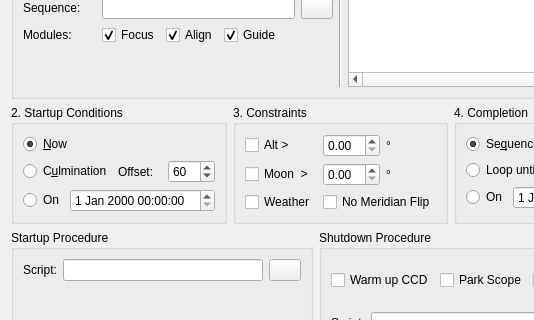
Qt form kstars/ekos/scheduler.ui (KDE/kstars) before a commit; both pictures show x 0 to 534 and y 183 to 503 of the 681 by 585 pixel window.
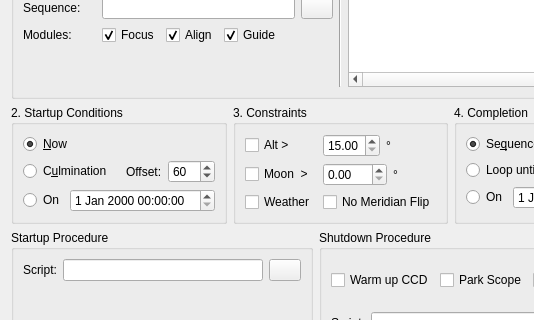
The same form after that commit. Custom widgets are drawn as their Qt base class.

Commit message: More progress on the scheduler logic

Diff of the .ui file:
```diff
--- a/kstars/ekos/scheduler.ui
+++ b/kstars/ekos/scheduler.ui
@@ -406,6 +406,19 @@
             </property>
            </widget>
           </item>
+          <item>
+           <spacer name="horizontalSpacer_4">
+            <property name="orientation">
+             <enum>Qt::Horizontal</enum>
+            </property>
+            <property name="sizeHint" stdset="0">
+             <size>
+              <width>40</width>
+              <height>20</height>
+             </size>
+            </property>
+           </spacer>
+          </item>
           <item>
            <widget class="QLabel" name="label_9">
             <property name="text">
@@ -486,7 +499,14 @@
         <item row="0" column="1">
          <layout class="QHBoxLayout" name="horizontalLayout_6">
           <item>
-           <widget class="QDoubleSpinBox" name="minAltitude"/>
+           <widget class="QDoubleSpinBox" name="minAltitude">
+            <property name="minimum">
+             <double>15.000000000000000</double>
+            </property>
+            <property name="maximum">
+             <double>89.900000000000006</double>
+            </property>
+           </widget>
           </item>
           <item>
            <widget class="QLabel" name="label_10">
@@ -500,7 +520,14 @@
         <item row="1" column="1">
          <layout class="QHBoxLayout" name="horizontalLayout_7">
           <item>
-           <widget class="QDoubleSpinBox" name="minMoonSeparation"/>
+           <widget class="QDoubleSpinBox" name="minMoonSeparation">
+            <property name="maximum">
+             <double>180.000000000000000</double>
+            </property>
+            <property name="singleStep">
+             <double>10.000000000000000</double>
+            </property>
+           </widget>
           </item>
           <item>
            <widget class="QLabel" name="label_11">
```
The commit also changes 4 other files.
